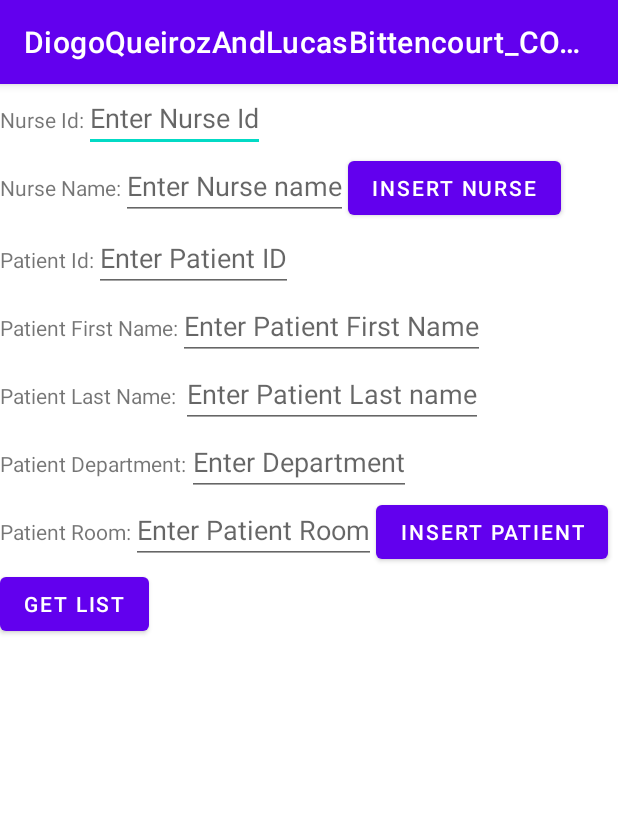
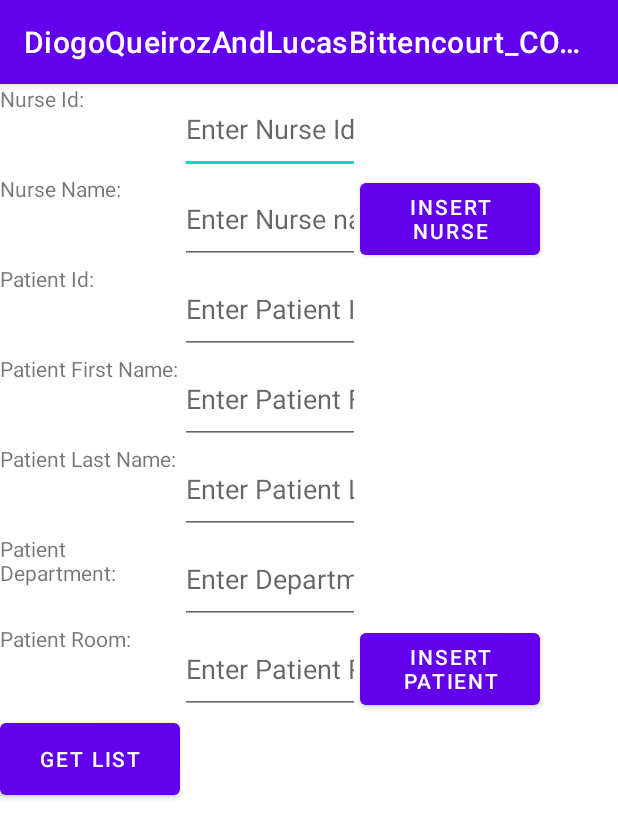
Before and after one commit to Diogo-Queiroz/DiogoQueiroz_LucasBittencourt_COMP304Lab4, an Android app: the screen it shows after launch (MainActivity), on a phone screen of 412 x 824 dp. Shown: the top 838 px of the screen. Run offline under Robolectric (Android 15) with nearby library versions, the phone set to English and light mode, and no system bars; our stand-ins replace Firebase (no records; nobody signed in at launch, a user with empty details on screens opened directly), Room's generated code.

```diff
--- a/app/build.gradle
+++ b/app/build.gradle
@@ -37,6 +37,9 @@ dependencies {
     implementation 'com.google.firebase:firebase-analytics'
     implementation 'androidx.room:room-runtime:2.2.5'
     implementation 'com.google.firebase:firebase-database:19.5.1'
+    implementation 'androidx.annotation:annotation:1.1.0'
+    implementation 'androidx.lifecycle:lifecycle-livedata-ktx:2.2.0'
+    implementation 'androidx.lifecycle:lifecycle-viewmodel-ktx:2.2.0'
     testImplementation 'junit:junit:4.+'
     androidTestImplementation 'androidx.test.ext:junit:1.1.2'
     androidTestImplementation 'androidx.test.espresso:espresso-core:3.3.0'
--- a/app/src/main/res/layout/activity_main.xml
+++ b/app/src/main/res/layout/activity_main.xml
@@ -9,19 +9,19 @@
 
     <LinearLayout
         android:layout_width="match_parent"
-        android:layout_height="wrap_content"
+        android:layout_height="60dp"
         android:orientation="horizontal">
 
         <TextView
             android:id="@+id/textViewNurseId"
-            android:layout_width="wrap_content"
-            android:layout_height="wrap_content"
+            android:layout_width="120dp"
+            android:layout_height="match_parent"
             android:text="Nurse Id:" />
 
         <EditText
             android:id="@+id/editTextNurseId"
-            android:layout_width="wrap_content"
-            android:layout_height="wrap_content"
+            android:layout_width="120dp"
+            android:layout_height="match_parent"
             android:hint="Enter Nurse Id"
             android:inputType="number" />
 
@@ -29,159 +29,163 @@
 
     <LinearLayout
         android:layout_width="match_parent"
-        android:layout_height="wrap_content"
+        android:layout_height="60dp"
         android:orientation="horizontal">
 
         >
+
         <TextView
             android:id="@+id/textViewNurseName"
-            android:layout_width="wrap_content"
-            android:layout_height="wrap_content"
+            android:layout_width="120dp"
+            android:layout_height="match_parent"
             android:text="Nurse Name:" />
 
         <EditText
             android:id="@+id/editTextNurseName"
-            android:layout_width="wrap_content"
-            android:layout_height="wrap_content"
+            android:layout_width="120dp"
+            android:layout_height="match_parent"
 
             android:hint="Enter Nurse name"
             android:inputType="textPersonName" />
 
         <Button
             android:id="@+id/btnInsertNurse"
-            android:layout_width="wrap_content"
-            android:layout_height="wrap_content"
+            android:layout_width="120dp"
+            android:layout_height="match_parent"
             android:onClick="insertNurse"
             android:text="Insert nurse" />
     </LinearLayout>
 
     <LinearLayout
         android:layout_width="match_parent"
-        android:layout_height="wrap_content"
+        android:layout_height="60dp"
         android:orientation="horizontal">
+
         <TextView
             android:id="@+id/textViewPatientId"
-            android:layout_width="wrap_content"
-            android:layout_height="wrap_content"
-            android:text="Patient Id:"
-            />
+            android:layout_width="120dp"
+            android:layout_height="match_parent"
+            android:text="Patient Id:" />
 
         <EditText
             android:id="@+id/editTextPatientId"
-            android:layout_width="wrap_content"
-            android:layout_height="wrap_content"
+            android:layout_width="120dp"
+            android:layout_height="match_parent"
             android:hint="Enter Patient ID"
             android:inputType="number" />
 
     </LinearLayout>
+
     <LinearLayout
         android:layout_width="match_parent"
-        android:layout_height="wrap_content"
+        android:layout_height="60dp"
         android:orientation="horizontal">
+
         <TextView
             android:id="@+id/textViewPatientFirstName"
-            android:layout_width="wrap_content"
-            android:layout_height="wrap_content"
-            android:text="Patient First Name:"
-            />
+            android:layout_width="120dp"
+            android:layout_height="match_parent"
+            android:text="Patient First Name:" />
 
         <EditText
             android:id="@+id/editTextPatientFirstName"
-            android:layout_width="wrap_content"
-            android:layout_height="wrap_content"
+            android:layout_width="120dp"
+            android:layout_height="match_parent"
             android:hint="Enter Patient First Name"
             android:inputType="textPersonName" />
 
     </LinearLayout>
+
     <LinearLayout
         android:layout_width="match_parent"
-        android:layout_height="wrap_content"
+        android:layout_height="60dp"
         android:orientation="horizontal">
 
         <TextView
             android:id="@+id/textViewPatientLastName"
-            android:layout_width="wrap_content"
-            android:layout_height="wrap_content"
+            android:layout_width="120dp"
+            android:layout_height="match_parent"
             android:text="Patient Last Name: " />
 
         <EditText
             android:id="@+id/editTextPatientLastName"
-            android:layout_width="wrap_content"
-            android:layout_height="wrap_content"
+            android:layout_width="120dp"
+            android:layout_height="match_parent"
             android:hint="Enter Patient Last name"
             android:inputType="textPersonName" />
 
     </LinearLayout>
+
     <LinearLayout
         android:layout_width="match_parent"
-        android:layout_height="wrap_content"
+        android:layout_height="60dp"
         android:orientation="horizontal">
+
         <TextView
             android:id="@+id/textViewPatientDepatment"
-            android:layout_width="wrap_content"
-            android:layout_height="wrap_content"
-            android:text="Patient Department:"
-            />
+            android:layout_width="120dp"
+            android:layout_height="match_parent"
+            android:text="Patient Department:" />
 
         <EditText
             android:id="@+id/editTextPatientDepartment"
-            android:layout_width="wrap_content"
-            android:layout_height="wrap_content"
+            android:layout_width="120dp"
+            android:layout_height="match_parent"
             android:hint="Enter Department"
             android:inputType="textPersonName" />
 
     </LinearLayout>
+
     <LinearLayout
         android:layout_width="match_parent"
-        android:layout_height="wrap_content"
+        android:layout_height="60dp"
         android:orientation="horizontal">
+
         <TextView
             android:id="@+id/textViewPatientRoom"
-            android:layout_width="wrap_content"
-            android:layout_height="wrap_content"
-            android:text="Patient Room:"
-            />
+            android:layout_width="120dp"
+            android:layout_height="match_parent"
+            android:text="Patient Room:" />
 
         <EditText
             android:id="@+id/editTextPatientRoom"
-            android:layout_width="wrap_content"
-            android:layout_height="wrap_content"
+            android:layout_width="120dp"
+            android:layout_height="match_parent"
             android:hint="Enter Patient Room"
             android:inputType="textPersonName" />
 
         <Button
             android:id="@+id/btnInsertPatient"
-            android:layout_width="wrap_content"
-            android:layout_height="wrap_content"
+            android:layout_width="120dp"
+            android:layout_height="match_parent"
             android:onClick="insertPatient"
             android:text="Insert Patient" />
     </LinearLayout>
 
     <LinearLayout
         android:layout_width="match_parent"
-        android:layout_height="wrap_content"
+        android:layout_height="60dp"
         android:orientation="horizontal">
+
         <Button
             android:id="@+id/btnList"
-            android:layout_width="wrap_content"
-            android:layout_height="wrap_content"
+            android:layout_width="120dp"
+            android:layout_height="match_parent"
 
             android:onClick="getList"
-            android:text="Get List"
-            />
+            android:text="Get List" />
 
         <TextView
             android:id="@+id/textViewAllPatients"
-            android:layout_width="wrap_content"
-            android:layout_height="wrap_content"
+            android:layout_width="120dp"
+            android:layout_height="match_parent"
 
-            android:text="TextView"
-            />
+            android:text="TextView" />
 
         <TextView
             android:id="@+id/textViewAllNurses"
-            android:layout_width="wrap_content"
-            android:layout_height="wrap_content"
+            android:layout_width="0dp"
+            android:layout_height="match_parent"
             android:layout_weight="1" />
     </LinearLayout>
 
```
Also changed, not shown: app/src/main/AndroidManifest.xml (+9 -0 lines), app/src/main/java/com/example/diogo/diogoqueirozandlucasbittencourt_comp304lab4/LoginActivity.java (added, +16 -0 lines), app/src/main/java/com/example/diogo/diogoqueirozandlucasbittencourt_comp304lab4/MainActivity.java (+4 -4 lines), app/src/main/java/com/example/diogo/diogoqueirozandlucasbittencourt_comp304lab4/PatientActivity.java (added, +16 -0 lines), app/src/main/java/com/example/diogo/diogoqueirozandlucasbittencourt_comp304lab4/RegisterActivity.java (added, +16 -0 lines), app/src/main/java/com/example/diogo/diogoqueirozandlucasbittencourt_comp304lab4/TestActivity.java (added, +16 -0 lines), app/src/main/java/com/example/diogo/diogoqueirozandlucasbittencourt_comp304lab4/UpdatePatientInfo.java (added, +16 -0 lines), app/src/main/java/com/example/diogo/diogoqueirozandlucasbittencourt_comp304lab4/ViewTestInfoActivity.java (added, +16 -0 lines), app/src/main/res/layout/activity_login.xml (added, +77 -0 lines), app/src/main/res/layout/activity_patient.xml (added, +9 -0 lines), app/src/main/res/layout/activity_register.xml (added, +123 -0 lines), app/src/main/res/layout/activity_test.xml (added, +9 -0 lines), app/src/main/res/layout/activity_update_patient_info.xml (added, +9 -0 lines), app/src/main/res/layout/activity_view_test_info.xml (added, +9 -0 lines), 1 more files.
